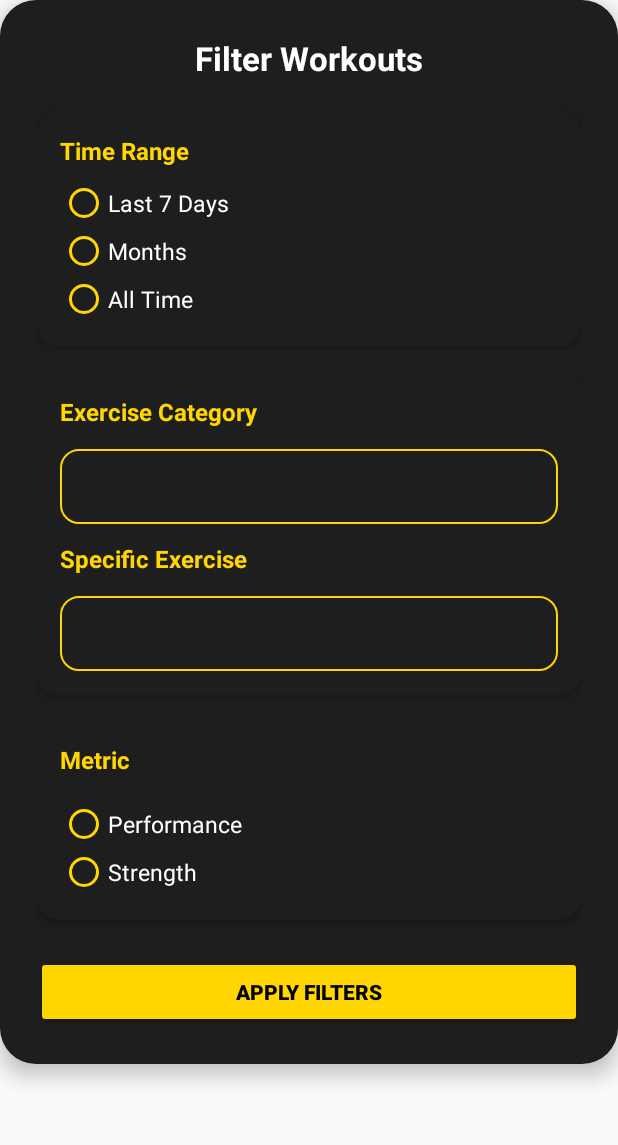
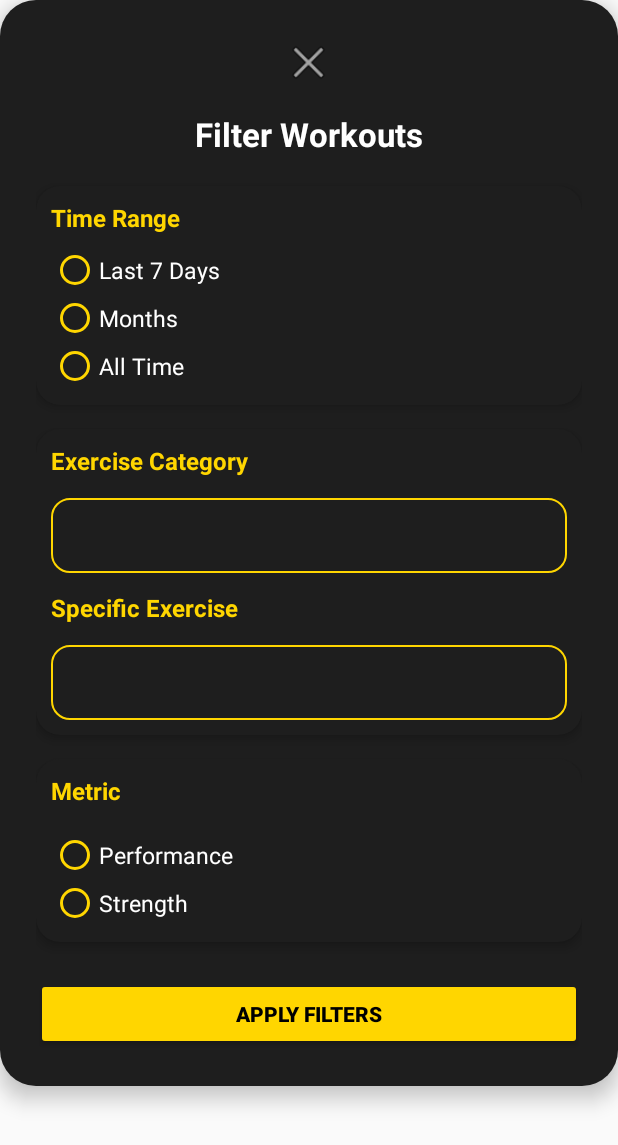
Before and after one commit to AyushUpase369/XTrack, an Android app: the layout layout_filter_bottom_sheet.xml on its own in the app's theme, with its tools: preview values and no code run, on a phone screen of 412 x 824 dp. Shown: the top 1145 px of the screen. Run offline under Robolectric (Android 15) with nearby library versions, the phone set to English and light mode, and no system bars.

Commit message:
edit the filter view

```diff
--- a/app/src/main/java/com/example/xtrack/StatsFragment.kt
+++ b/app/src/main/java/com/example/xtrack/StatsFragment.kt
@@ -288,6 +288,10 @@ class StatsFragment : Fragment() {
         val dialog = Dialog(context)
         dialog.requestWindowFeature(Window.FEATURE_NO_TITLE)
         dialog.setContentView(R.layout.layout_filter_bottom_sheet)
+        dialog.window?.setDimAmount(0.5f)
+
+        dialog.setCancelable(true)
+        dialog.setCanceledOnTouchOutside(true)
 
         // Optional: set background and elevation for popup style
         dialog.window?.setBackgroundDrawable(ColorDrawable(Color.TRANSPARENT))
@@ -380,6 +384,11 @@ class StatsFragment : Fragment() {
             dialog.dismiss()
         }
 
+        val closeIcon = dialog.findViewById<ImageView>(R.id.closeIcon)
+        closeIcon?.setOnClickListener {
+            dialog.dismiss()
+        }
+
         dialog.show()
     }
 
--- a/app/src/main/res/layout/layout_filter_bottom_sheet.xml
+++ b/app/src/main/res/layout/layout_filter_bottom_sheet.xml
@@ -14,6 +14,15 @@
         android:layout_height="wrap_content"
         android:gravity="center_horizontal">
 
+        <ImageView
+            android:id="@+id/closeIcon"
+            android:src="@android:drawable/ic_menu_close_clear_cancel"
+            android:layout_alignParentEnd="true"
+            android:layout_width="35dp"
+            android:layout_height="35dp"
+            android:layout_marginBottom="15dp"
+            android:layout_centerVertical="true" />
+
         <!-- Title -->
         <TextView
             android:text="Filter Workouts"
@@ -23,6 +32,7 @@
             android:layout_marginBottom="20dp"
             android:layout_width="wrap_content"
             android:layout_height="wrap_content" />
+
 
         <!-- Card: Time Range Filter -->
         <androidx.cardview.widget.CardView
@@ -35,7 +45,7 @@
 
             <LinearLayout
                 android:orientation="vertical"
-                android:padding="16dp"
+                android:padding="10dp"
                 android:layout_width="match_parent"
                 android:layout_height="wrap_content">
 
@@ -71,7 +81,7 @@
 
             <LinearLayout
                 android:orientation="vertical"
-                android:padding="16dp"
+                android:padding="10dp"
                 android:layout_width="match_parent"
                 android:layout_height="wrap_content">
 
@@ -119,7 +129,7 @@
 
             <LinearLayout
                 android:orientation="vertical"
-                android:padding="16dp"
+                android:padding="10dp"
                 android:layout_width="match_parent"
                 android:layout_height="wrap_content">
 
```
